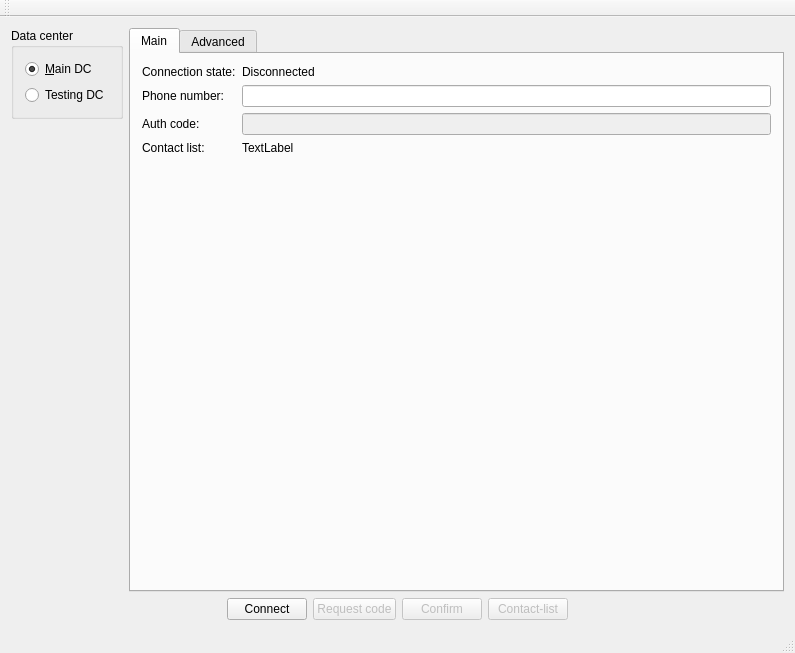
First picture: the form in testApp/MainWindow.ui, repository Kaffeine/telegram-qt, before the edit.
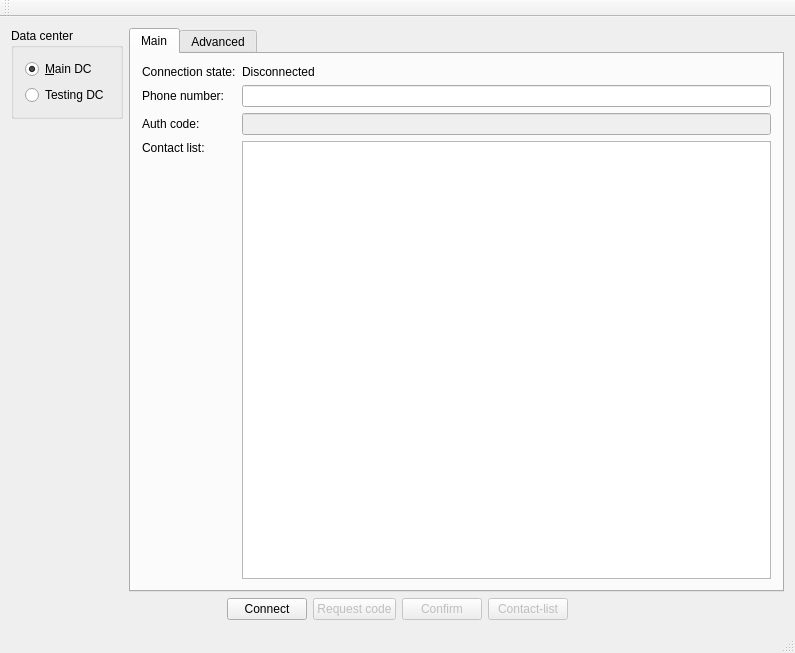
Second picture: the form after the edit.

Commit message: testApp: Added stub for contact list.

Diff of the .ui file:
```diff
--- a/testApp/MainWindow.ui
+++ b/testApp/MainWindow.ui
@@ -76,26 +76,6 @@
             </property>
            </widget>
           </item>
-          <item row="4" column="0" colspan="2">
-           <spacer name="verticalSpacer_3">
-            <property name="orientation">
-             <enum>Qt::Vertical</enum>
-            </property>
-            <property name="sizeHint" stdset="0">
-             <size>
-              <width>20</width>
-              <height>453</height>
-             </size>
-            </property>
-           </spacer>
-          </item>
-          <item row="3" column="1">
-           <widget class="QLabel" name="label_4">
-            <property name="text">
-             <string>TextLabel</string>
-            </property>
-           </widget>
-          </item>
           <item row="2" column="0">
            <widget class="QLabel" name="label_5">
             <property name="text">
@@ -134,6 +114,22 @@
           <item row="1" column="1">
            <widget class="QLineEdit" name="phoneNumber"/>
           </item>
+          <item row="4" column="0">
+           <spacer name="verticalSpacer_3">
+            <property name="orientation">
+             <enum>Qt::Vertical</enum>
+            </property>
+            <property name="sizeHint" stdset="0">
+             <size>
+              <width>20</width>
+              <height>453</height>
+             </size>
+            </property>
+           </spacer>
+          </item>
+          <item row="3" column="1" rowspan="2">
+           <widget class="QTableView" name="contactListTable"/>
+          </item>
          </layout>
         </widget>
         <widget class="QWidget" name="tab_2">
```
Left out of the diff: 4 changed lines with no effect on the pictures. The commit also changes 2 other files.
